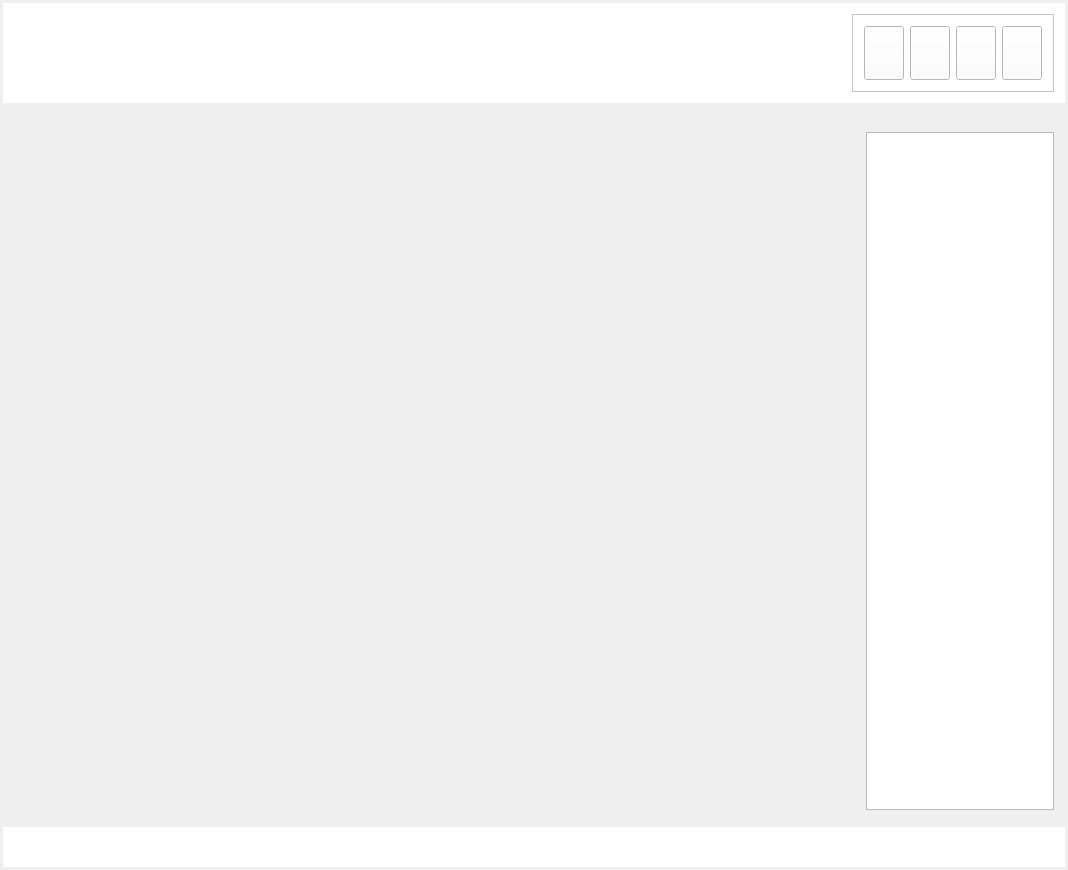
Old version of the form VisionFrame/VisonFrame.ui in the repository hu123hu123/VisionFrame.
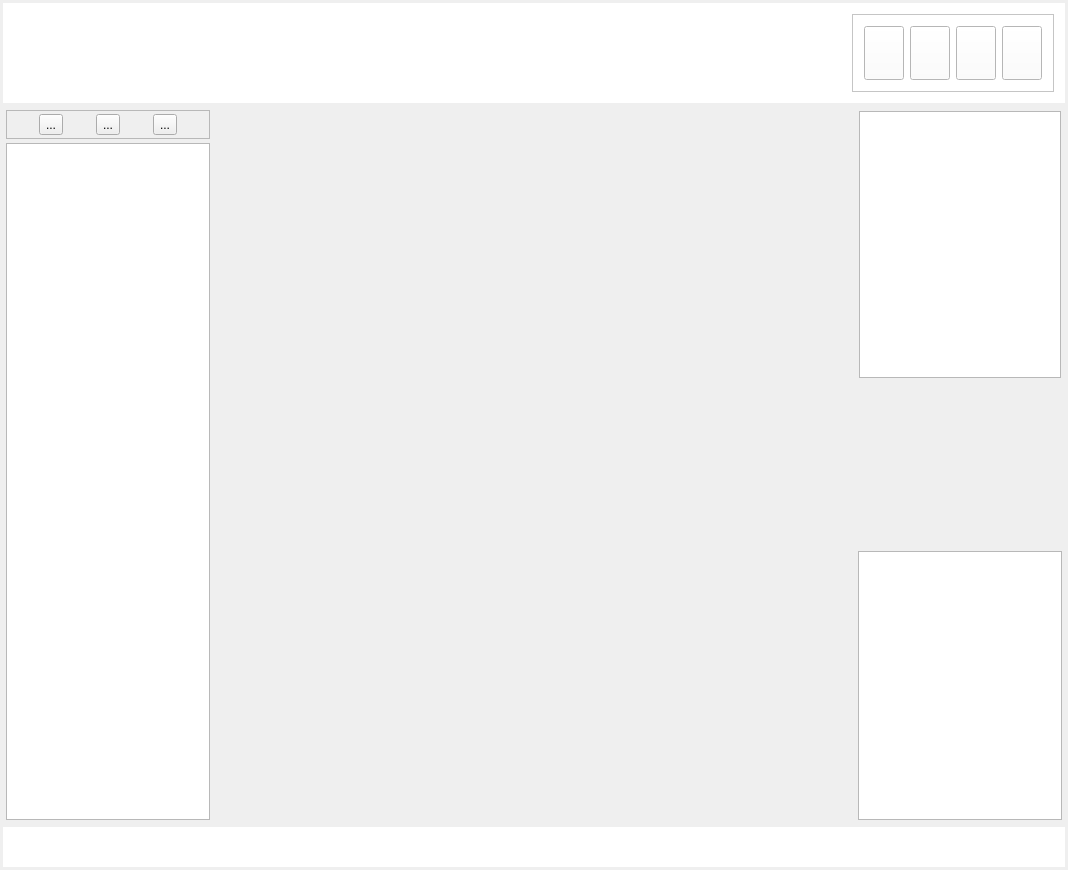
New version of the form.

Diff of the .ui file:
```diff
--- a/VisionFrame/VisonFrame.ui
+++ b/VisionFrame/VisonFrame.ui
@@ -14,6 +14,9 @@
    <string>VisonFrame</string>
   </property>
   <layout class="QVBoxLayout" name="verticalLayout">
+   <property name="spacing">
+    <number>4</number>
+   </property>
    <property name="leftMargin">
     <number>3</number>
    </property>
@@ -141,7 +144,74 @@
     <layout class="QHBoxLayout" name="horizontalLayout" stretch="1,3,1">
      <item>
       <widget class="QWidget" name="widget_2" native="true">
-       <layout class="QGridLayout" name="gridLayout_2"/>
+       <layout class="QVBoxLayout" name="verticalLayout_2">
+        <property name="spacing">
+         <number>4</number>
+        </property>
+        <property name="leftMargin">
+         <number>3</number>
+        </property>
+        <property name="topMargin">
+         <number>3</number>
+        </property>
+        <property name="rightMargin">
+         <number>3</number>
+        </property>
+        <property name="bottomMargin">
+         <number>3</number>
+        </property>
+        <item>
+         <widget class="QFrame" name="frame_2">
+          <property name="frameShape">
+           <enum>QFrame::StyledPanel</enum>
+          </property>
+          <property name="frameShadow">
+           <enum>QFrame::Raised</enum>
+          </property>
+          <layout class="QHBoxLayout" name="horizontalLayout_3">
+           <property name="spacing">
+            <number>4</number>
+           </property>
+           <property name="leftMargin">
+            <number>3</number>
+           </property>
+           <property name="topMargin">
+            <number>3</number>
+           </property>
+           <property name="rightMargin">
+            <number>3</number>
+           </property>
+           <property name="bottomMargin">
+            <number>3</number>
+           </property>
+           <item>
+            <widget class="QToolButton" name="toolButton">
+             <property name="text">
+              <string>...</string>
+             </property>
+            </widget>
+           </item>
+           <item>
+            <widget class="QToolButton" name="toolButton_2">
+             <property name="text">
+              <string>...</string>
+             </property>
+            </widget>
+           </item>
+           <item>
+            <widget class="QToolButton" name="toolButton_3">
+             <property name="text">
+              <string>...</string>
+             </property>
+            </widget>
+           </item>
+          </layout>
+         </widget>
+        </item>
+        <item>
+         <widget class="QListView" name="listView"/>
+        </item>
+       </layout>
       </widget>
      </item>
      <item>
@@ -152,11 +222,60 @@
      <item>
       <widget class="QWidget" name="widget_5" native="true">
        <layout class="QVBoxLayout" name="verticalLayout_7">
+        <property name="spacing">
+         <number>6</number>
+        </property>
+        <property name="leftMargin">
+         <number>3</number>
+        </property>
+        <property name="topMargin">
+         <number>3</number>
+        </property>
+        <property name="rightMargin">
+         <number>3</number>
+        </property>
+        <property name="bottomMargin">
+         <number>3</number>
+        </property>
         <item>
-         <widget class="QWidget" name="widget_10" native="true"/>
+         <widget class="QWidget" name="widget_10" native="true">
+          <property name="minimumSize">
+           <size>
+            <width>0</width>
+            <height>80</height>
+           </size>
+          </property>
+          <layout class="QHBoxLayout" name="horizontalLayout_2">
+           <property name="spacing">
+            <number>0</number>
+           </property>
+           <property name="leftMargin">
+            <number>1</number>
+           </property>
+           <property name="topMargin">
+            <number>1</number>
+           </property>
+           <property name="rightMargin">
+            <number>1</number>
+           </property>
+           <property name="bottomMargin">
+            <number>1</number>
+           </property>
+           <item>
+            <widget class="QTableView" name="tableView"/>
+           </item>
+          </layout>
+         </widget>
         </item>
         <item>
-         <widget class="QWidget" name="widget_11" native="true"/>
+         <widget class="QWidget" name="widget_11" native="true">
+          <property name="minimumSize">
+           <size>
+            <width>0</width>
+            <height>160</height>
+           </size>
+          </property>
+         </widget>
         </item>
         <item>
          <widget class="QTextEdit" name="textEdit"/>
```
